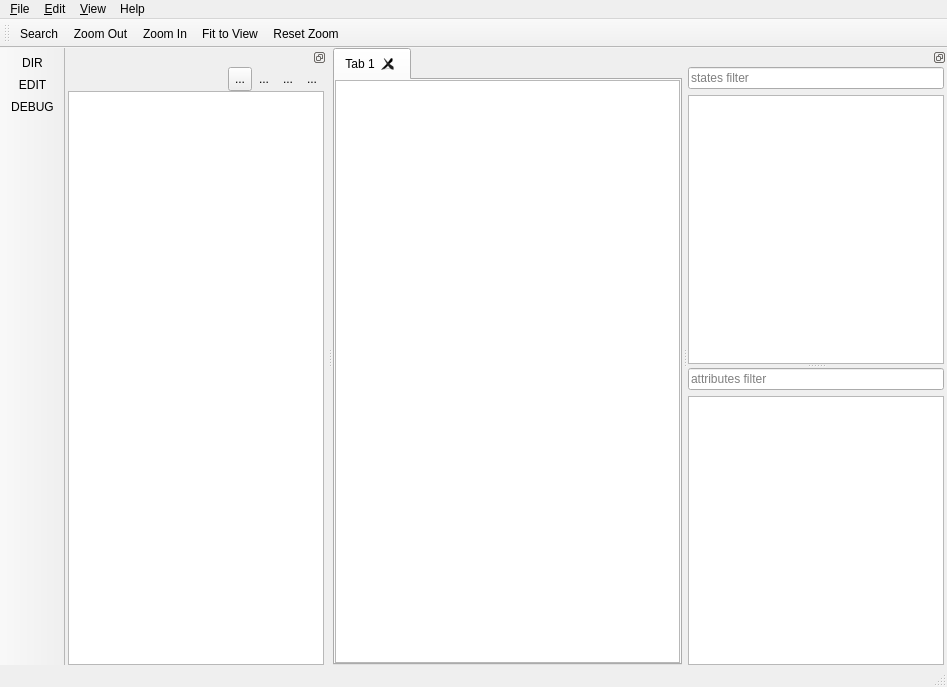
Qt form src/view/ui/main.ui (igor-krechetov/hsm-ide) before a commit.
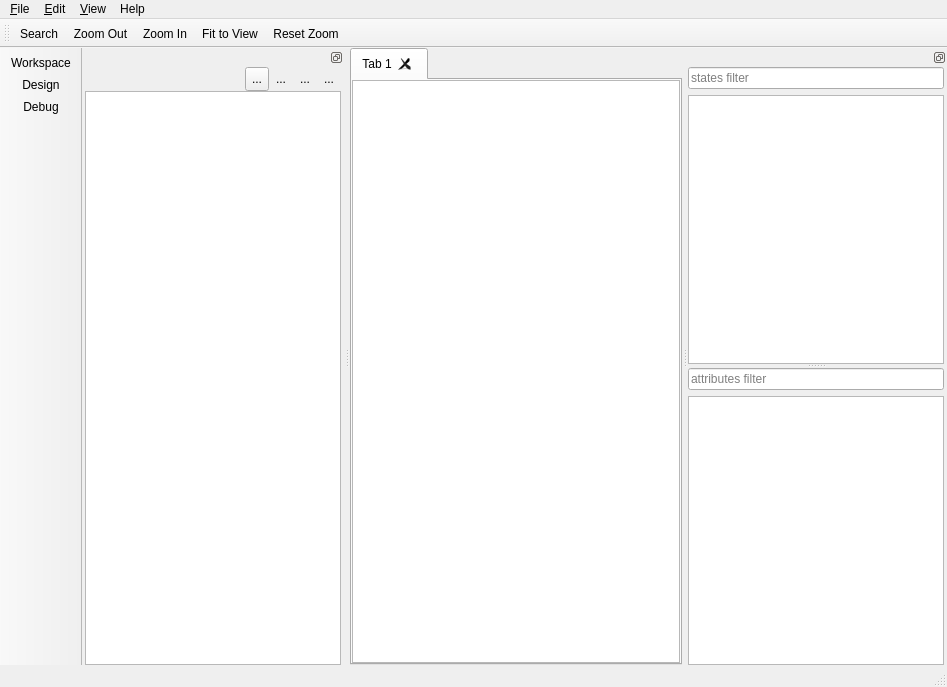
The same form after that commit. Icons and pictures are not drawn. Custom widgets are drawn as their Qt base class.

```diff
--- a/src/view/ui/main.ui
+++ b/src/view/ui/main.ui
@@ -788,7 +788,7 @@
      <normaloff>:/icons/side-bar/side-bar/edit.png</normaloff>:/icons/side-bar/side-bar/edit.png</iconset>
    </property>
    <property name="text">
-    <string>EDIT</string>
+    <string>Design</string>
    </property>
    <property name="toolTip">
     <string>Switch to Design (Ctrl+Shift+E)</string>
@@ -806,7 +806,7 @@
      <normaloff>:/icons/side-bar/side-bar/workdir.png</normaloff>:/icons/side-bar/side-bar/workdir.png</iconset>
    </property>
    <property name="text">
-    <string>DIR</string>
+    <string>Workspace</string>
    </property>
    <property name="toolTip">
     <string>Switch to Workspace (Ctrl+Shift+B)</string>
@@ -824,7 +824,7 @@
      <normaloff>:/icons/side-bar/side-bar/debug.png</normaloff>:/icons/side-bar/side-bar/debug.png</iconset>
    </property>
    <property name="text">
-    <string>DEBUG</string>
+    <string>Debug</string>
    </property>
    <property name="toolTip">
     <string>Switch to Debug (Ctrl+Shift+D)</string>
```
Left out of the diff: 34 changed lines with no effect on the pictures.
